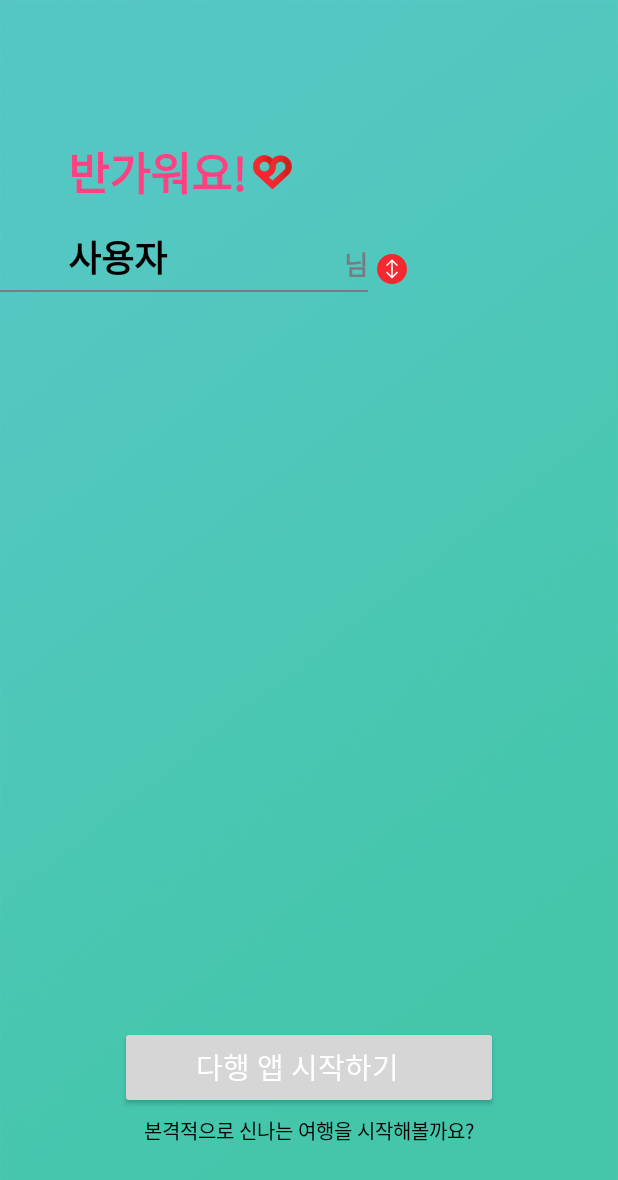
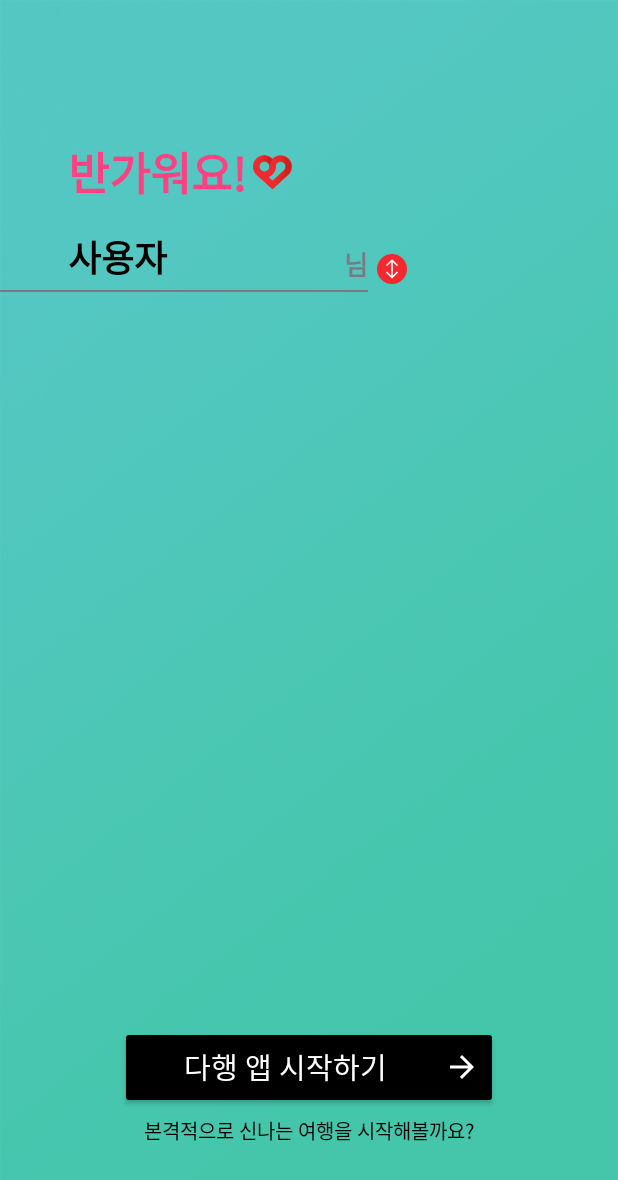
Before and after one commit to peemang1324/Dahang_Tour, an Android app: the layout activity_name.xml on its own in the app's theme, with its tools: preview values and no code run, on a phone screen of 412 x 824 dp. Shown: the top 1180 px of the screen. Run offline under Robolectric (Android 15) with nearby library versions, the phone set to English and light mode, and no system bars.

Commit message:
게시판 수정중

```diff
--- a/app/src/main/java/com/example/sns_project/adapter/PostAdapter.java
+++ b/app/src/main/java/com/example/sns_project/adapter/PostAdapter.java
@@ -80,6 +80,12 @@ public class PostAdapter extends RecyclerView.Adapter<PostAdapter.PostViewHolder
         //제목 가져오기
         TextView titleTextView = cardView.findViewById(R.id.tv_title);
         titleTextView.setText(mDataset.get(position).getTitle());
+
+        TextView guidePay = cardView.findViewById(R.id.tv_guide_pay);
+        guidePay.setText("시간당 " + mDataset.get(position).getGuidePay() + " (원)");
+        TextView guideHour = cardView.findViewById(R.id.tv_guide_hour);
+        guideHour.setText("가능한 시간: " + mDataset.get(position).getGuideHour());
+
         //게시글 생성날짜 가져오기
         TextView createdAtTextView = cardView.findViewById(R.id.tv_createdAt);
         createdAtTextView.setText(new SimpleDateFormat("yyyy-MM-dd", Locale.getDefault()).format(mDataset.get(position).getCreatedAt()));
--- a/app/src/main/res/drawable/icon_next_arrow.xml
+++ b/app/src/main/res/drawable/icon_next_arrow.xml
@@ -3,8 +3,8 @@
 
   <item
     android:drawable="@drawable/ic_back_arrow"
-    android:width="@dimen/size24"
-    android:height="@dimen/size24"
+    android:width="24dp"
+    android:height="24dp"
     />
 
 </layer-list >
--- a/app/src/main/res/drawable/item_radius2.xml
+++ b/app/src/main/res/drawable/item_radius2.xml
@@ -1,6 +1,6 @@
 <?xml version="1.0" encoding="utf-8"?>
 <shape xmlns:android="http://schemas.android.com/apk/res/android"
   android:shape="rectangle">
-  <solid android:color="@color/black22"/>
+  <solid android:color="@color/black"/>
   <corners android:radius="2dp"/>
 </shape>
--- a/app/src/main/res/layout/view_post.xml
+++ b/app/src/main/res/layout/view_post.xml
@@ -66,7 +66,7 @@
 
     <TextView
         android:id="@+id/tv_guide_hour"
-        android:layout_width="100dp"
+        android:layout_width="150dp"
         android:layout_height="wrap_content"
         android:textStyle="bold"
         android:textColor="@color/colorBluegreen"
@@ -74,10 +74,10 @@
         tools:text="가능한 시간" />
     <TextView
         android:id="@+id/tv_guide_pay"
-        android:layout_width="250dp"
+        android:layout_width="270dp"
         android:layout_height="wrap_content"
         android:textStyle="bold"
-        android:gravity="right"
+        android:gravity="center"
         android:textColor="@color/colorDeepYellow"
         android:fontFamily="@font/nanumsquare_otfr"
         tools:text="시간당 금액" />
```
Also changed, not shown: app/src/main/res/layout/activity_review.xml (deleted, +0 -24 lines), app/src/main/res/drawable/ic_back_arrow.png (added).
